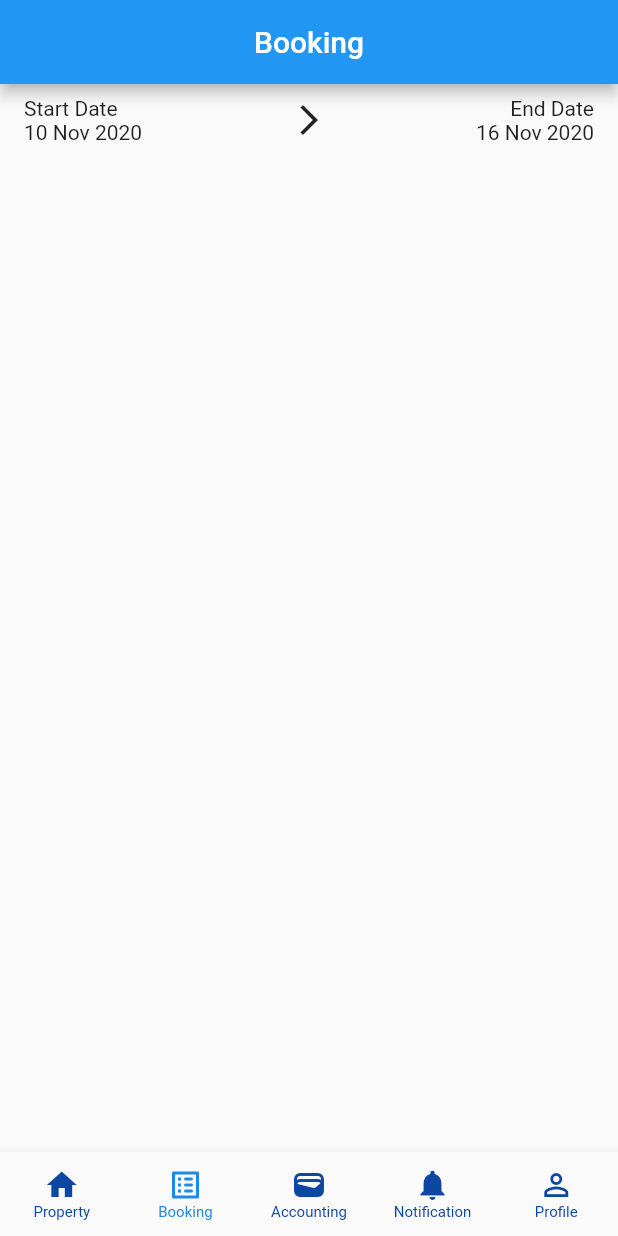
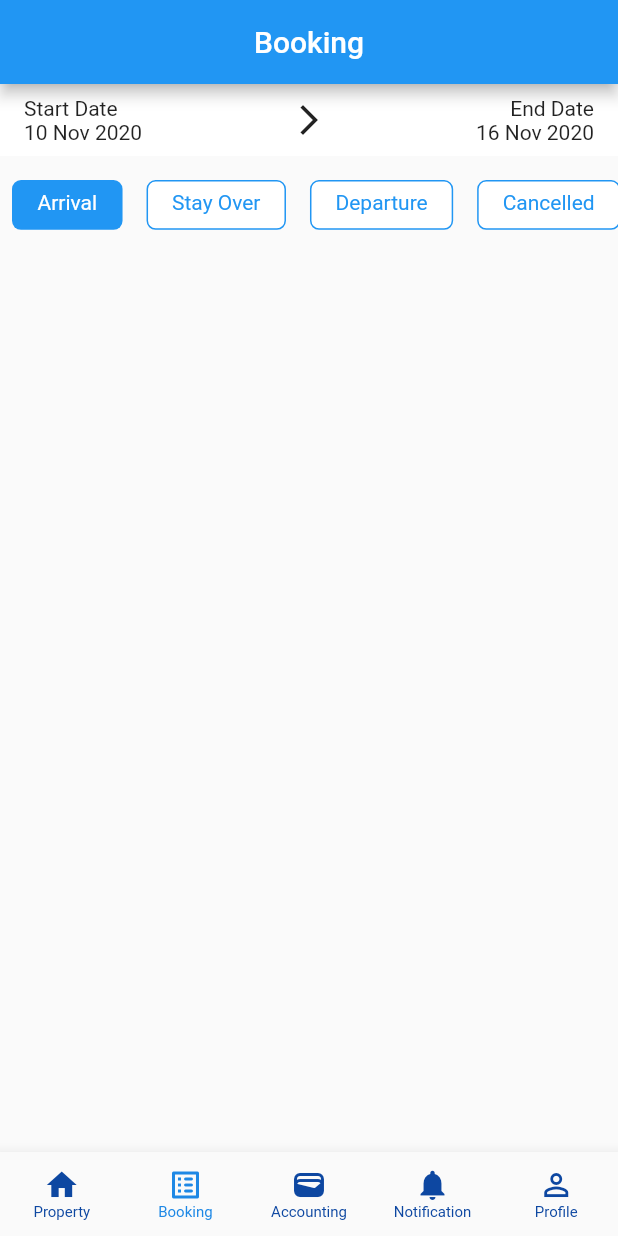
Before and after one commit to valcons97/bukit-vista-flutter-assessment, a Flutter app: the screen it shows after launch, on a phone screen of 412 x 824 dp. Run offline on Flutter 3.47's test engine with Material 2 defaults, Android fonts, the phone set to English and light mode, and no system bars; our stand-ins replace equatable, flutter_bloc, flutter_dotenv, get_it, injectable.

Commit message:
feat: chip list

```diff
--- a/lib/core/widgets/bukit_vista_bottom_navbar.dart
+++ b/lib/core/widgets/bukit_vista_bottom_navbar.dart
@@ -1,4 +1,7 @@
 import 'package:flutter/material.dart';
+import 'package:flutter_bloc/flutter_bloc.dart';
+
+import '../../features/booking_page/cubit/booking_page_cubit.dart';
 
 class BukitVistaBottomNavbar extends StatelessWidget {
   const BukitVistaBottomNavbar({
@@ -40,7 +43,9 @@ class BukitVistaBottomNavbar extends StatelessWidget {
       showUnselectedLabels: true,
       selectedFontSize: 10,
       unselectedFontSize: 10,
-      onTap: (value) {},
+      onTap: (value) {
+        context.read<BookingPageCubit>().setNavbarIndex(value);
+      },
     );
   }
 }
--- a/lib/features/booking_page/cubit/booking_page_cubit.dart
+++ b/lib/features/booking_page/cubit/booking_page_cubit.dart
@@ -9,6 +9,18 @@ part 'enums.dart';
 class BookingPageCubit extends Cubit<BookingPageState> {
   BookingPageCubit()
       : super(
-          const BookingPageState(selectedIndex: 1, state: BookingState.loaded),
+          const BookingPageState(
+            state: BookingState.loaded,
+            navbarSelectedIndex: 1,
+            chipSelectedIndex: 0,
+          ),
         );
+
+  void setNavbarIndex(int index) {
+    emit(state.copyWith(navbarSelectedIndex: index));
+  }
+
+  void setChipIndex(int index) {
+    emit(state.copyWith(chipSelectedIndex: index));
+  }
 }
--- a/lib/features/booking_page/cubit/booking_page_state.dart
+++ b/lib/features/booking_page/cubit/booking_page_state.dart
@@ -2,23 +2,34 @@ part of 'booking_page_cubit.dart';
 
 class BookingPageState extends Equatable {
   const BookingPageState({
-    required this.selectedIndex,
     required this.state,
+    required this.navbarSelectedIndex,
+    required this.chipSelectedIndex,
   });
 
-  final int selectedIndex;
+  /// State for booking and detail page
   final BookingState state;
 
+  /// Bottom navbar selected index
+  final int navbarSelectedIndex;
+
+  final int chipSelectedIndex;
+
   @override
-  List<Object?> get props => [selectedIndex];
+  List<Object?> get props => [
+        navbarSelectedIndex,
+        chipSelectedIndex,
+      ];
 
   BookingPageState copyWith({
-    int? selectedIndex,
     BookingState? state,
+    int? navbarSelectedIndex,
+    int? chipSelectedIndex,
   }) {
     return BookingPageState(
-      selectedIndex: selectedIndex ?? this.selectedIndex,
       state: state ?? this.state,
+      navbarSelectedIndex: navbarSelectedIndex ?? this.navbarSelectedIndex,
+      chipSelectedIndex: chipSelectedIndex ?? this.chipSelectedIndex,
     );
   }
 }
--- a/lib/features/booking_page/page/booking_page/booking_page.dart
+++ b/lib/features/booking_page/page/booking_page/booking_page.dart
@@ -4,6 +4,8 @@ import 'package:flutter_bloc/flutter_bloc.dart';
 
 import '../../cubit/booking_page_cubit.dart';
 
+part 'part/chip.dart';
+part 'part/chips_list.dart';
 part 'part/date.dart';
 
 class BookingPage extends StatelessWidget {
@@ -17,10 +19,16 @@ class BookingPage extends StatelessWidget {
         if (state.state == BookingState.loading) {
           body = Container();
         } else if (state.state == BookingState.loaded) {
-          body = const CustomScrollView(
+          body = CustomScrollView(
             slivers: [
               SliverToBoxAdapter(
-                child: DateContainer(),
+                child: Column(
+                  children: [
+                    const DateContainer(),
+                    const SizedBox(height: 12),
+                    ChipsList(selectedChipIndex: state.chipSelectedIndex),
+                  ],
+                ),
               ),
             ],
           );
@@ -28,7 +36,7 @@ class BookingPage extends StatelessWidget {
         return BukitVistaScaffold(
           title: 'Booking',
           body: body,
-          selectedIndex: state.selectedIndex,
+          selectedIndex: state.navbarSelectedIndex,
         );
       },
     );
--- /dev/null
+++ b/lib/features/booking_page/page/booking_page/part/chip.dart
@@ -0,0 +1,43 @@
+part of '../booking_page.dart';
+
+class Chip extends StatelessWidget {
+  const Chip({
+    super.key,
+    required this.chipTitle,
+    required this.chipIndex,
+    required this.selectedChipIndex,
+  });
+
+  final String chipTitle;
+  final int chipIndex;
+  final int selectedChipIndex;
+
+  @override
+  Widget build(BuildContext context) {
+    final bool isActive;
+    chipIndex == selectedChipIndex ? isActive = true : isActive = false;
+    return GestureDetector(
+      onTap: () {
+        context.read<BookingPageCubit>().setChipIndex(chipIndex);
+      },
+      child: Padding(
+        padding: const EdgeInsets.symmetric(horizontal: 8.0),
+        child: Container(
+          padding: const EdgeInsets.symmetric(horizontal: 16, vertical: 6),
+          decoration: BoxDecoration(
+            border:
+                Border.all(color: isActive ? Colors.transparent : Colors.blue),
+            borderRadius: const BorderRadius.all(
+              Radius.circular(6),
+            ),
+            color: isActive ? Colors.blue : Colors.white,
+          ),
+          child: Text(
+            chipTitle,
+            style: TextStyle(color: isActive ? Colors.white : Colors.blue),
+          ),
+        ),
+      ),
+    );
+  }
+}
--- /dev/null
+++ b/lib/features/booking_page/page/booking_page/part/chips_list.dart
@@ -0,0 +1,50 @@
+part of '../booking_page.dart';
+
+class ChipsList extends StatelessWidget {
+  const ChipsList({
+    super.key,
+    required this.selectedChipIndex,
+  });
+
+  final int selectedChipIndex;
+
+  @override
+  Widget build(BuildContext context) {
+    return AspectRatio(
+      aspectRatio: 2 / 0.2,
+      child: Padding(
+        padding: const EdgeInsets.symmetric(vertical: 4.0),
+        child: ListView(
+          scrollDirection: Axis.horizontal,
+          children: [
+            Chip(
+              chipTitle: 'Arrival',
+              chipIndex: 0,
+              selectedChipIndex: selectedChipIndex,
+            ),
+            Chip(
+              chipTitle: 'Stay Over',
+              chipIndex: 1,
+              selectedChipIndex: selectedChipIndex,
+            ),
+            Chip(
+              chipTitle: 'Departure',
+              chipIndex: 2,
+              selectedChipIndex: selectedChipIndex,
+            ),
+            Chip(
+              chipTitle: 'Cancelled',
+              chipIndex: 3,
+              selectedChipIndex: selectedChipIndex,
+            ),
+            Chip(
+              chipTitle: 'Show All',
+              chipIndex: 4,
+              selectedChipIndex: selectedChipIndex,
+            ),
+          ],
+        ),
+      ),
+    );
+  }
+}
--- a/lib/features/booking_page/page/booking_page/part/date.dart
+++ b/lib/features/booking_page/page/booking_page/part/date.dart
@@ -5,7 +5,8 @@ class DateContainer extends StatelessWidget {
 
   @override
   Widget build(BuildContext context) {
-    return Padding(
+    return Container(
+      color: Colors.white,
       padding: const EdgeInsets.symmetric(vertical: 8, horizontal: 16),
       child: Row(
         mainAxisAlignment: MainAxisAlignment.spaceBetween,
```
